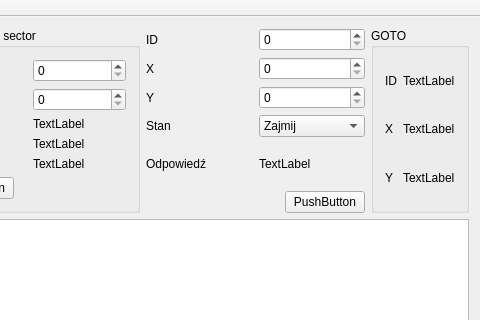
Above: klient/klient.ui from pawelbogner/sys_zdarzeniowe_2013 before the change; both pictures show x 316 to 796 and y 0 to 320 of the 796 by 605 pixel window. Below: the same form after it.
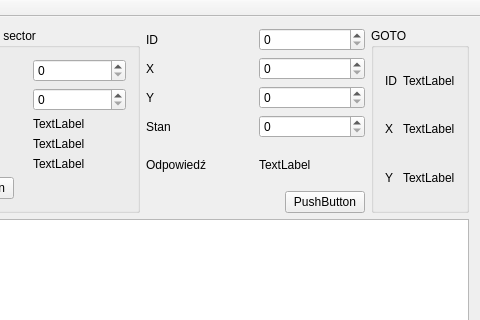
That is the form after the change.

Commit message: W pelni dzialajaca komunikacja z serwerem.

What changed in the file:
```diff
--- a/klient/klient.ui
+++ b/klient/klient.ui
@@ -277,18 +277,7 @@
            </widget>
           </item>
           <item>
-           <widget class="QComboBox" name="action">
-            <item>
-             <property name="text">
-              <string>Zajmij</string>
-             </property>
-            </item>
-            <item>
-             <property name="text">
-              <string>Zwolnij</string>
-             </property>
-            </item>
-           </widget>
+           <widget class="QSpinBox" name="s_req"/>
           </item>
          </layout>
         </item>
```
Left out of the diff: 8 changed lines with no effect on the pictures. The commit also changes 1 other file.
